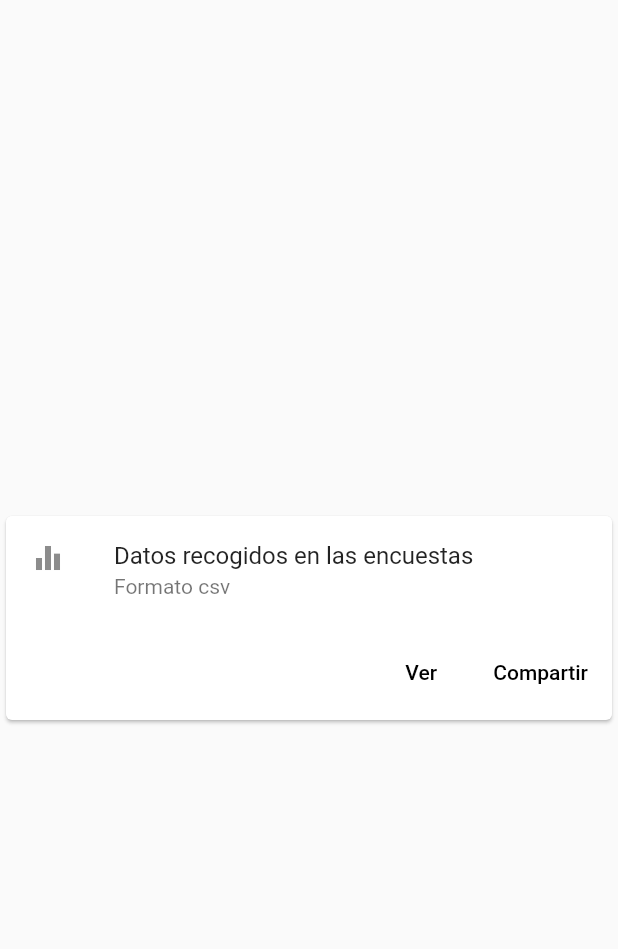
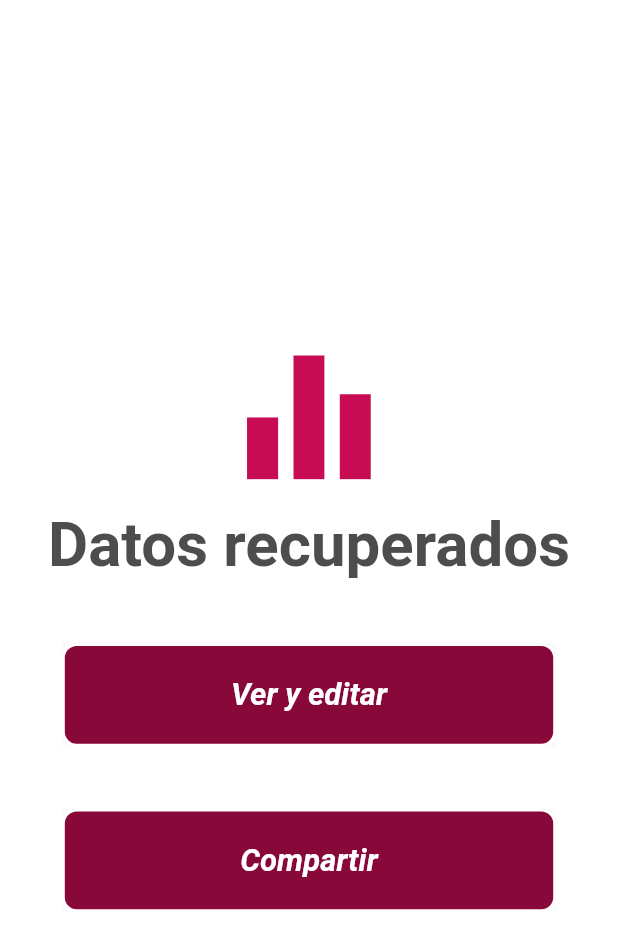
Before and after one commit to nfJaramillo/-Anal-tica, a Flutter app: the screen it shows after launch, after a tap on "Datos", on a phone screen of 412 x 824 dp. Shown: the top 949 px of the screen. Run offline on Flutter 3.47's test engine with Material 2 defaults, Android fonts, the phone set to English and light mode, and no system bars; our stand-ins replace fluttertoast; missing offline and left inert: share_extend.

Commit message:
Version funcional

```diff
--- a/lib/paginas/paginaDatos.dart
+++ b/lib/paginas/paginaDatos.dart
@@ -1,5 +1,6 @@
 import 'package:flutter/cupertino.dart';
 import 'package:flutter/material.dart';
+import 'package:mas_analitica/UI/botonUI.dart';
 import 'package:path_provider/path_provider.dart';
 import 'package:share_extend/share_extend.dart';
 
@@ -16,28 +17,20 @@ class PaginaDatosEstado extends State<PaginaDatos>
 {
   @override
   Widget build(BuildContext context) {
-    return Scaffold(
-    body: new Center(
+  return new Material(color: Colors.white, // Un material es como una hoja de papel encima de la pantalla
+     child: new Column(
+        mainAxisAlignment: MainAxisAlignment.center, // Centra lo de la columna en el ejer y
+        children: <Widget>[
 
-        child: Card(
-      child: Column(
-        mainAxisSize: MainAxisSize.min,
-        children: <Widget>[
-          const ListTile(
-            leading: Icon(Icons.equalizer),
-            title: Text('Datos recogidos en las encuestas'),
-            subtitle: Text('Formato csv'),
-          ),
-          ButtonTheme.bar( // make buttons use the appropriate styles for cards
-            child: ButtonBar(
-              children: <Widget>[
-                FlatButton(
-                  child: const Text('Ver'),
-                  onPressed: () { /* ... */ },
-                ),
-                FlatButton(
-                  child: const Text('Compartir'),
-                  onPressed: () async
+          Icon(Icons.equalizer, size: MediaQuery.of(context).size.width * .3, color: Color(0xffC70C54)),
+
+         FittedBox(fit:BoxFit.scaleDown, child: new Text("Datos recuperados", style: TextStyle(fontSize: MediaQuery.of(context).size.width * .1, fontWeight: FontWeight.bold, color: Color(0xff4D4D4D)))), // Pone el texto
+
+        new BotonUI3(Color(0xff870839), new Text("Ver y editar"), null ), // Boton que lleva al formulario
+
+
+         new BotonUI3(Color(0xff870839), new Text("Compartir"),
+          () async
                    { // get file from local store
                   final String dir =
                       (await getApplicationDocumentsDirectory()).path;
@@ -45,14 +38,12 @@ class PaginaDatosEstado extends State<PaginaDatos>
 
                   ShareExtend.share(path, "file");
                  },
-                ),
-              ],
-            ),
-          ),
-        ],
-      ),
-    ),
-    )
+         ), // Boton que lleva al formulario
+
+
+
+        ]
+     )
   );
 }
 
--- a/pubspec.yaml
+++ b/pubspec.yaml
@@ -22,6 +22,7 @@ dependencies:
   fluttertoast: ^3.1.3
   path_provider: ^0.4.1
   share_extend: ^1.0.9
+
 
   # The following adds the Cupertino Icons font to your application.
   # Use with the CupertinoIcons class for iOS style icons.
```
